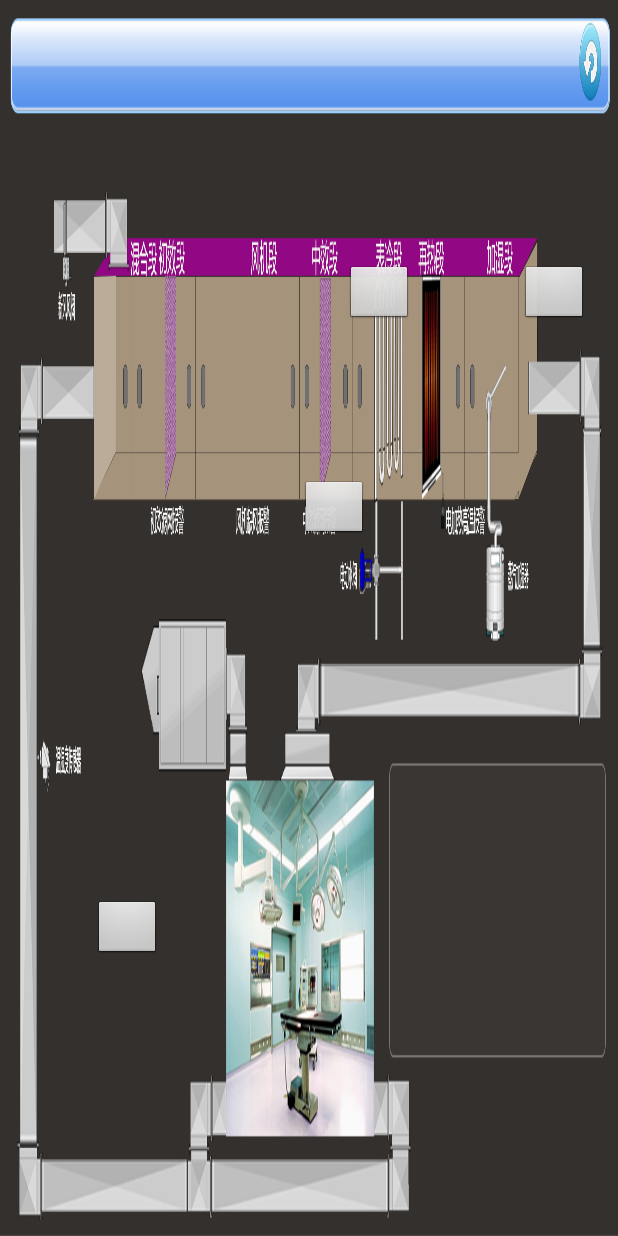
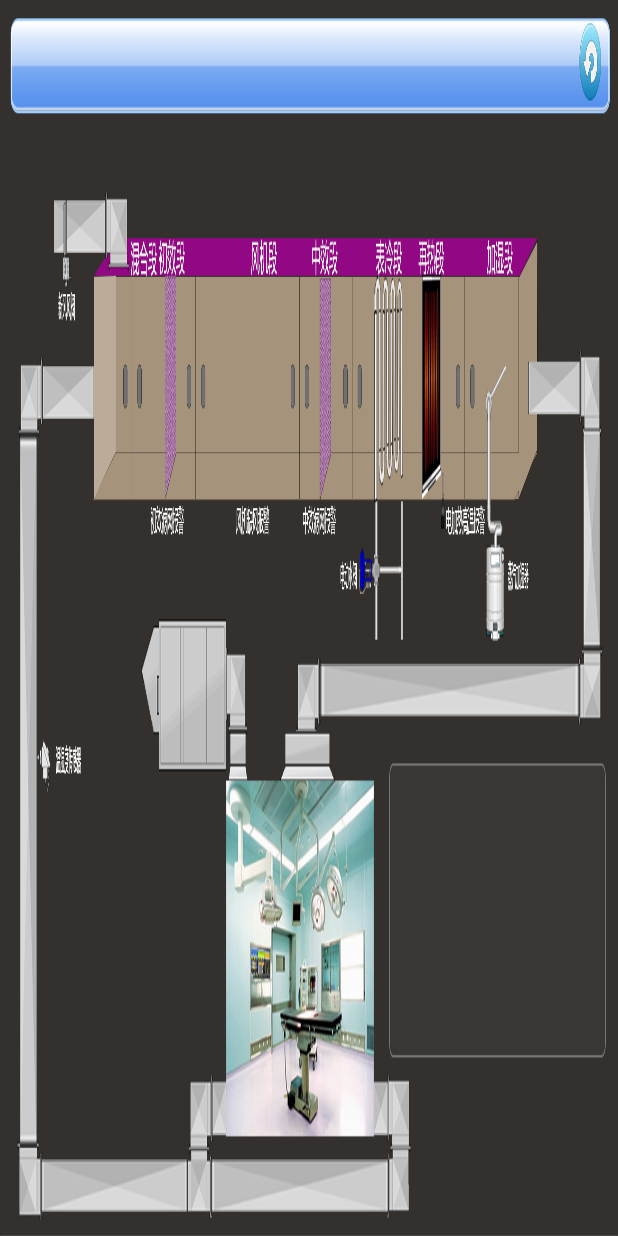
Before and after one commit to fanyouer/TpanleWithPulse, an Android app: the UnitMonitoringDataActivity screen opened directly, with no data from a screen before it, on a phone screen of 412 x 824 dp. Run offline under Robolectric (Android 15) with nearby library versions, the phone set to English and light mode, and no system bars.

Commit message:
改变风机默认状态显示

```diff
--- a/app/src/main/java/it/ma/tpanel/action/UnitMonitoringDataActivity.java
+++ b/app/src/main/java/it/ma/tpanel/action/UnitMonitoringDataActivity.java
@@ -405,6 +405,18 @@ public class UnitMonitoringDataActivity extends Activity {
                         bt_fengji.setBackgroundResource(R.drawable.running);
                     }else {
                         bt_fengji.setBackgroundResource(R.drawable.init_ing);
+                        bt_jinfengflow1.setBackgroundResource(0);
+                        bt_jinfengflow2.setBackgroundResource(0);
+                        bt_jinfengflow3.setBackgroundResource(0);
+                        bt_jinfengflow4.setBackgroundResource(0);
+                        bt_jinfengflow5.setBackgroundResource(0);
+                        bt_jinfengflow6.setBackgroundResource(0);
+                        bt_jinfengflow7.setBackgroundResource(0);
+                        bt_jinfengflow8.setBackgroundResource(0);
+                        bt_jinfengflow9.setBackgroundResource(0);
+                        bt_jinfengflow10.setBackgroundResource(0);
+                        bt_jinfengflow11.setBackgroundResource(0);
+                        bt_jinfengflow12.setBackgroundResource(0);
                     }
 
                     if (UpperComputerChuXiaoMonitoringPoint == 1) {
```
